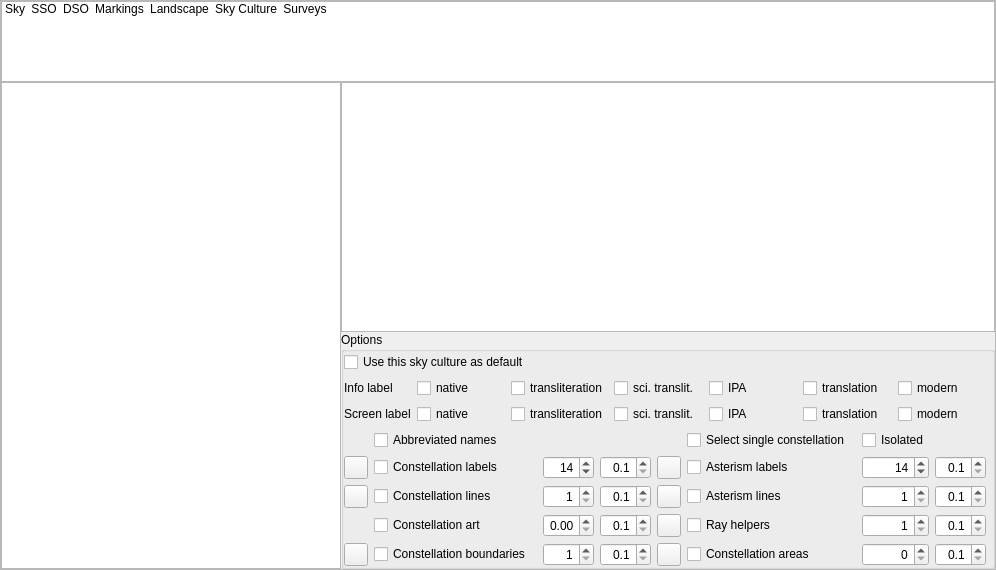
First picture: the form in src/gui/viewDialog.ui, repository Stellarium/stellarium, before the edit.
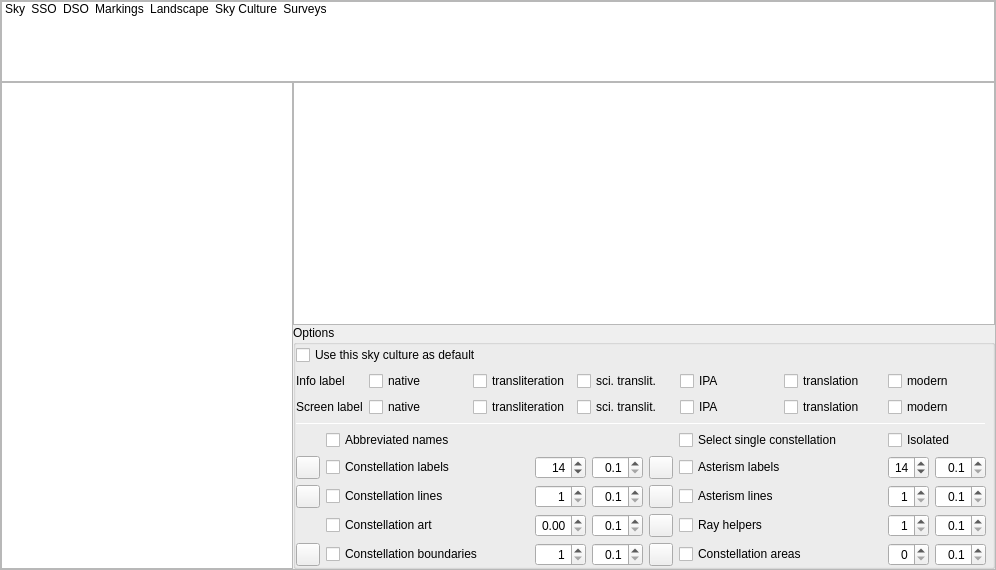
Second picture: the form after the edit. The open tabs and pages were chosen to show the change. Icons and pictures are not drawn. Custom widgets are drawn as their Qt base class.

What changed in the file:
```diff
--- a/src/gui/viewDialog.ui
+++ b/src/gui/viewDialog.ui
@@ -4748,7 +4748,7 @@
                <item>
                 <widget class="QCheckBox" name="landscapeLabelsCheckBox">
                  <property name="sizePolicy">
-                  <sizepolicy hsizetype="Maximum" vsizetype="Fixed">
+                  <sizepolicy hsizetype="Expanding" vsizetype="Fixed">
                    <horstretch>0</horstretch>
                    <verstretch>0</verstretch>
                   </sizepolicy>
@@ -4758,19 +4758,6 @@
                  </property>
                 </widget>
                </item>
-               <item>
-                <spacer name="horizontalSpacer_9">
-                 <property name="orientation">
-                  <enum>Qt::Horizontal</enum>
-                 </property>
-                 <property name="sizeHint" stdset="0">
-                  <size>
-                   <width>40</width>
-                   <height>20</height>
-                  </size>
-                 </property>
-                </spacer>
-               </item>
                <item>
                 <widget class="QSpinBox" name="landscapeLabelsFontSizeSpinBox">
                  <property name="toolTip">
@@ -5166,8 +5153,105 @@
              </item>
              <item row="6" column="0" rowspan="2">
               <layout class="QGridLayout" name="skyCultureGridLayout">
-               <item row="4" column="8">
-                <widget class="QSpinBox" name="rayHelperThicknessSpinBox">
+               <item row="4" column="10">
+                <widget class="QSpinBox" name="constellationHullsThicknessSpinBox">
+                 <property name="toolTip">
+                  <string>Thickness of line in pixels</string>
+                 </property>
+                 <property name="alignment">
+                  <set>Qt::AlignRight|Qt::AlignTrailing|Qt::AlignVCenter</set>
+                 </property>
+                </widget>
+               </item>
+               <item row="0" column="7" colspan="2">
+                <widget class="QCheckBox" name="selectSingleConstellationCheckBox">
+                 <property name="sizePolicy">
+                  <sizepolicy hsizetype="MinimumExpanding" vsizetype="Fixed">
+                   <horstretch>0</horstretch>
+                   <verstretch>0</verstretch>
+                  </sizepolicy>
+                 </property>
+                 <property name="toolTip">
+                  <string>Click on star to show its constellation</string>
+                 </property>
+                 <property name="text">
+                  <string>Select single constellation</string>
+                 </property>
+                </widget>
+               </item>
+               <item row="1" column="5">
+                <widget class="QDoubleSpinBox" name="namesFadeDurationDoubleSpinBox">
+                 <property name="toolTip">
+                  <string>Fading duration for screen labels of constellations</string>
+                 </property>
+                 <property name="alignment">
+                  <set>Qt::AlignRight|Qt::AlignTrailing|Qt::AlignVCenter</set>
+                 </property>
+                 <property name="decimals">
+                  <number>1</number>
+                 </property>
+                 <property name="minimum">
+                  <double>0.100000000000000</double>
+                 </property>
+                 <property name="maximum">
+                  <double>10.000000000000000</double>
+                 </property>
+                 <property name="singleStep">
+                  <double>0.100000000000000</double>
+                 </property>
+                </widget>
+               </item>
+               <item row="2" column="0">
+                <widget class="ColorButton" name="colorConstellationLines">
+                 <property name="toolTip">
+                  <string>Color of constellation lines</string>
+                 </property>
+                </widget>
+               </item>
+               <item row="1" column="11">
+                <widget class="QDoubleSpinBox" name="asterismNamesFadeDurationDoubleSpinBox">
+                 <property name="toolTip">
+                  <string>Fading duration for screen labels of asterisms </string>
+                 </property>
+                 <property name="alignment">
+                  <set>Qt::AlignRight|Qt::AlignTrailing|Qt::AlignVCenter</set>
+                 </property>
+                 <property name="decimals">
+                  <number>1</number>
+                 </property>
+                 <property name="minimum">
+                  <double>0.100000000000000</double>
+                 </property>
+                 <property name="maximum">
+                  <double>10.000000000000000</double>
+                 </property>
+                 <property name="singleStep">
+                  <double>0.100000000000000</double>
+                 </property>
+                </widget>
+               </item>
+               <item row="2" column="6">
+                <widget class="ColorButton" name="colorAsterismLines">
+                 <property name="toolTip">
+                  <string>Color of asterism lines</string>
+                 </property>
+                </widget>
+               </item>
+               <item row="3" column="1" colspan="2">
+                <widget class="QCheckBox" name="showConstellationArtCheckBox">
+                 <property name="sizePolicy">
+                  <sizepolicy hsizetype="MinimumExpanding" vsizetype="Fixed">
+                   <horstretch>0</horstretch>
+                   <verstretch>0</verstretch>
+                  </sizepolicy>
+                 </property>
+                 <property name="text">
+                  <string>Constellation art</string>
+                 </property>
+                </widget>
+               </item>
+               <item row="2" column="4">
+                <widget class="QSpinBox" name="constellationLineThicknessSpinBox">
                  <property name="toolTip">
                   <string>Thickness of line in pixels</string>
                  </property>
@@ -5182,20 +5266,7 @@
                  </property>
                 </widget>
                </item>
-               <item row="2" column="1" colspan="2">
-                <widget class="QCheckBox" name="showConstellationLabelsCheckBox">
-                 <property name="sizePolicy">
-                  <sizepolicy hsizetype="MinimumExpanding" vsizetype="Fixed">
-                   <horstretch>0</horstretch>
-                   <verstretch>0</verstretch>
-                  </sizepolicy>
-                 </property>
-                 <property name="text">
-                  <string>Constellation labels</string>
-                 </property>
-                </widget>
-               </item>
-               <item row="4" column="9">
+               <item row="3" column="11">
                 <widget class="QDoubleSpinBox" name="rayHelpersFadeDurationDoubleSpinBox">
                  <property name="toolTip">
                   <string>Fading duration for lines of ray helpers</string>
@@ -5217,85 +5288,158 @@
                  </property>
                 </widget>
                </item>
-               <item row="4" column="6" colspan="2">
-                <widget class="QCheckBox" name="showRayHelpersCheckBox">
-                 <property name="sizePolicy">
-                  <sizepolicy hsizetype="MinimumExpanding" vsizetype="Fixed">
-                   <horstretch>0</horstretch>
-                   <verstretch>0</verstretch>
-                  </sizepolicy>
+               <item row="2" column="10">
+                <widget class="QSpinBox" name="asterismLineThicknessSpinBox">
+                 <property name="toolTip">
+                  <string>Thickness of line in pixels</string>
                  </property>
-                 <property name="text">
-                  <string>Ray helpers</string>
+                 <property name="alignment">
+                  <set>Qt::AlignRight|Qt::AlignTrailing|Qt::AlignVCenter</set>
                  </property>
+                 <property name="minimum">
+                  <number>1</number>
+                 </property>
+                 <property name="maximum">
+                  <number>5</number>
+                 </property>
                 </widget>
                </item>
-               <item row="2" column="0">
+               <item row="1" column="4">
+                <widget class="QSpinBox" name="constellationsFontSizeSpinBox">
+                 <property name="toolTip">
+                  <string>Constellations font size</string>
+                 </property>
+                 <property name="alignment">
+                  <set>Qt::AlignRight|Qt::AlignTrailing|Qt::AlignVCenter</set>
+                 </property>
+                 <property name="minimum">
+                  <number>8</number>
+                 </property>
+                 <property name="maximum">
+                  <number>40</number>
+                 </property>
+                 <property name="value">
+                  <number>14</number>
+                 </property>
+                </widget>
+               </item>
+               <item row="3" column="5">
+                <widget class="QDoubleSpinBox" name="artFadeDurationDoubleSpinBox">
+                 <property name="toolTip">
+                  <string>Fading duration for artwork of constellations </string>
+                 </property>
+                 <property name="alignment">
+                  <set>Qt::AlignRight|Qt::AlignTrailing|Qt::AlignVCenter</set>
+                 </property>
+                 <property name="decimals">
+                  <number>1</number>
+                 </property>
+                 <property name="minimum">
+                  <double>0.100000000000000</double>
+                 </property>
+                 <property name="maximum">
+                  <double>10.000000000000000</double>
+                 </property>
+                 <property name="singleStep">
+                  <double>0.100000000000000</double>
+                 </property>
+                </widget>
+               </item>
+               <item row="4" column="4">
+                <widget class="QSpinBox" name="constellationBoundariesThicknessSpinBox">
+                 <property name="toolTip">
+                  <string>Thickness of line in pixels</string>
+                 </property>
+                 <property name="alignment">
+                  <set>Qt::AlignRight|Qt::AlignTrailing|Qt::AlignVCenter</set>
+                 </property>
+                 <property name="minimum">
+                  <number>1</number>
+                 </property>
+                 <property name="maximum">
+                  <number>5</number>
+                 </property>
+                </widget>
+               </item>
+               <item row="4" column="11">
+                <widget class="QDoubleSpinBox" name="constellationHullsFadeDurationDoubleSpinBox">
+                 <property name="toolTip">
+                  <string>Fading duration for area limits of constellations</string>
+                 </property>
+                 <property name="alignment">
+                  <set>Qt::AlignRight|Qt::AlignTrailing|Qt::AlignVCenter</set>
+                 </property>
+                 <property name="decimals">
+                  <number>1</number>
+                 </property>
+                 <property name="minimum">
+                  <double>0.100000000000000</double>
+                 </property>
+                 <property name="maximum">
+                  <double>10.000000000000000</double>
+                 </property>
+                 <property name="singleStep">
+                  <double>0.100000000000000</double>
+                 </property>
+                 <property name="value">
+                  <double>0.100000000000000</double>
+                 </property>
+                </widget>
+               </item>
+               <item row="1" column="0">
                 <widget class="ColorButton" name="colorConstellationLabels">
                  <property name="toolTip">
                   <string>Color of constellation names</string>
                  </property>
                 </widget>
                </item>
-               <item row="3" column="9">
-                <widget class="QDoubleSpinBox" name="asterismLinesFadeDurationDoubleSpinBox">
+               <item row="1" column="10">
+                <widget class="QSpinBox" name="asterismsFontSizeSpinBox">
                  <property name="toolTip">
-                  <string>Fading duration for lines of asterisms</string>
+                  <string>Asterisms font size</string>
                  </property>
                  <property name="alignment">
                   <set>Qt::AlignRight|Qt::AlignTrailing|Qt::AlignVCenter</set>
                  </property>
-                 <property name="decimals">
-                  <number>1</number>
-                 </property>
                  <property name="minimum">
-                  <double>0.100000000000000</double>
+                  <number>8</number>
                  </property>
                  <property name="maximum">
-                  <double>10.000000000000000</double>
+                  <number>40</number>
                  </property>
-                 <property name="singleStep">
-                  <double>0.100000000000000</double>
+                 <property name="value">
+                  <number>14</number>
                  </property>
                 </widget>
                </item>
-               <item row="3" column="6" colspan="2">
-                <widget class="QCheckBox" name="showAsterismLinesCheckBox">
-                 <property name="sizePolicy">
-                  <sizepolicy hsizetype="MinimumExpanding" vsizetype="Fixed">
-                   <horstretch>0</horstretch>
-                   <verstretch>0</verstretch>
-                  </sizepolicy>
+               <item row="3" column="6">
+                <widget class="ColorButton" name="colorRayHelpers">
+                 <property name="toolTip">
+                  <string>Color of ray helpers</string>
                  </property>
-                 <property name="text">
-                  <string>Asterism lines</string>
-                 </property>
                 </widget>
                </item>
-               <item row="2" column="5">
+               <item row="1" column="6">
                 <widget class="ColorButton" name="colorAsterismLabels">
                  <property name="toolTip">
                   <string>Color of asterism names</string>
                  </property>
                 </widget>
                </item>
-               <item row="3" column="8">
-                <widget class="QSpinBox" name="asterismLineThicknessSpinBox">
-                 <property name="toolTip">
-                  <string>Thickness of line in pixels</string>
+               <item row="3" column="7" colspan="2">
+                <widget class="QCheckBox" name="showRayHelpersCheckBox">
+                 <property name="sizePolicy">
+                  <sizepolicy hsizetype="MinimumExpanding" vsizetype="Fixed">
+                   <horstretch>0</horstretch>
+                   <verstretch>0</verstretch>
+                  </sizepolicy>
                  </property>
-                 <property name="alignment">
-                  <set>Qt::AlignRight|Qt::AlignTrailing|Qt::AlignVCenter</set>
-                 </property>
-                 <property name="minimum">
-                  <number>1</number>
-                 </property>
-                 <property name="maximum">
-                  <number>5</number>
+                 <property name="text">
+                  <string>Ray helpers</string>
                  </property>
                 </widget>
                </item>
-               <item row="3" column="1" colspan="2">
+               <item row="2" column="1" colspan="2">
                 <widget class="QCheckBox" name="showConstellationLinesCheckBox">
                  <property name="sizePolicy">
                   <sizepolicy hsizetype="MinimumExpanding" vsizetype="Fixed">
@@ -5308,43 +5452,10 @@
                  </property>
                 </widget>
                </item>
-               <item row="3" column="5">
-                <widget class="ColorButton" name="colorAsterismLines">
+               <item row="4" column="5">
+                <widget class="QDoubleSpinBox" name="boundariesFadeDurationDoubleSpinBox">
                  <property name="toolTip">
-                  <string>Color of asterism lines</string>
-                 </property>
-                </widget>
-               </item>
-               <item row="2" column="3">
-                <widget class="QSpinBox" name="constellationsFontSizeSpinBox">
-                 <property name="toolTip">
-                  <string>Constellations font size</string>
-                 </property>
-                 <property name="alignment">
-                  <set>Qt::AlignRight|Qt::AlignTrailing|Qt::AlignVCenter</set>
-                 </property>
-                 <property name="minimum">
-                  <number>8</number>
-                 </property>
-                 <property name="maximum">
-                  <number>40</number>
-                 </property>
-                 <property name="value">
-                  <number>14</number>
-                 </property>
-                </widget>
-               </item>
-               <item row="3" column="0">
-                <widget class="ColorButton" name="colorConstellationLines">
-                 <property name="toolTip">
-                  <string>Color of constellation lines</string>
-                 </property>
-                </widget>
-               </item>
-               <item row="3" column="4">
-                <widget class="QDoubleSpinBox" name="linesFadeDurationDoubleSpinBox">
-                 <property name="toolTip">
-                  <string>Fading duration for lines of constellations</string>
+                  <string>Fading duration for boundaries of constellations</string>
                  </property>
                  <property name="alignment">
                   <set>Qt::AlignRight|Qt::AlignTrailing|Qt::AlignVCenter</set>
@@ -5363,7 +5474,7 @@
                  </property>
                 </widget>
                </item>
-               <item row="2" column="6" colspan="2">
+               <item row="1" column="7" colspan="2">
                 <widget class="QCheckBox" name="showAsterismLabelsCheckBox">
                  <property name="sizePolicy">
                   <sizepolicy hsizetype="MinimumExpanding" vsizetype="Fixed">
@@ -5376,78 +5487,8 @@
                  </property>
                 </widget>
                </item>
-               <item row="2" column="9">
-                <widget class="QDoubleSpinBox" name="asterismNamesFadeDurationDoubleSpinBox">
-                 <property name="toolTip">
-                  <string>Fading duration for screen labels of asterisms </string>
-                 </property>
-                 <property name="alignment">
-                  <set>Qt::AlignRight|Qt::AlignTrailing|Qt::AlignVCenter</set>
-                 </property>
-                 <property name="decimals">
-                  <number>1</number>
-                 </property>
-                 <property name="minimum">
-                  <double>0.100000000000000</double>
-                 </property>
-                 <property name="maximum">
-                  <double>10.000000000000000</double>
-                 </property>
-                 <property name="singleStep">
-                  <double>0.100000000000000</double>
-                 </property>
-                </widget>
-               </item>
-               <item row="2" column="8">
-                <widget class="QSpinBox" name="asterismsFontSizeSpinBox">
-                 <property name="toolTip">
-                  <string>Asterisms font size</string>
-                 </property>
-                 <property name="alignment">
-                  <set>Qt::AlignRight|Qt::AlignTrailing|Qt::AlignVCenter</set>
-                 </property>
-                 <property name="minimum">
-                  <number>8</number>
-                 </property>
-                 <property name="maximum">
-                  <number>40</number>
-                 </property>
-                 <property name="value">
-                  <number>14</number>
-                 </property>
-                </widget>
-               </item>
-               <item row="4" column="5">
-                <widget class="ColorButton" name="colorRayHelpers">
-                 <property name="toolTip">
-                  <string>Color of ray helpers</string>
-                 </property>
-                </widget>
-               </item>
-               <item row="2" column="4">
-                <widget class="QDoubleSpinBox" name="namesFadeDurationDoubleSpinBox">
-                 <property name="toolTip">
-                  <string>Fading duration for screen labels of constellations</string>
-                 </property>
-                 <property name="alignment">
-                  <set>Qt::AlignRight|Qt::AlignTrailing|Qt::AlignVCenter</set>
-                 </property>
-                 <property name="decimals">
-                  <number>1</number>
-                 </property>
-                 <property name="minimum">
-                  <double>0.100000000000000</double>
-                 </property>
-                 <property name="maximum">
-                  <double>10.000000000000000</double>
-                 </property>
-                 <property name="singleStep">
-                  <double>0.100000000000000</double>
-                 </property>
-                </widget>
-               </item>
-               <item row="3" column="3">
-                <widget class="QSpinBox" name="constellationLineThicknessSpinBox">
+               <item row="3" column="10">
+                <widget class="QSpinBox" name="rayHelperThicknessSpinBox">
                  <property name="toolTip">
                   <string>Thickness of line in pixels</string>
                  </property>
@@ -5462,34 +5503,7 @@
                  </property>
                 </widget>
                </item>
-               <item row="1" column="1">
-                <widget class="QCheckBox" name="abbreviatedNamesCheckBox">
-                 <property name="text">
-                  <string>Abbreviated names</string>
-                 </property>
-                </widget>
-               </item>
-               <item row="1" column="6">
-                <widget class="QCheckBox" name="selectSingleConstellationCheckBox">
-                 <property name="toolTip">
-                  <string>Click on star to show its constellation</string>
-                 </property>
-                 <property name="text">
-                  <string>Select single constellation</string>
-                 </property>
-                </widget>
-               </item>
-               <item row="1" column="8">
-                <widget class="QCheckBox" name="constellationPickCheckBox">
-                 <property name="toolTip">
-                  <string>Only one at a time</string>
-                 </property>
-                 <property name="text">
-                  <string>Isolated</string>
-                 </property>
-                </widget>
-               </item>
-               <item row="5" column="1">
+               <item row="4" column="1" colspan="2">
                 <widget class="QCheckBox" name="showConstellationBoundariesCheckBox">
                  <property name="sizePolicy">
                   <sizepolicy hsizetype="MinimumExpanding" vsizetype="Fixed">
@@ -5505,65 +5519,98 @@
                  </property>
                 </widget>
                </item>
-               <item row="4" column="1">
-                <widget class="QCheckBox" name="showConstellationArtCheckBox">
-                 <property name="sizePolicy">
-                  <sizepolicy hsizetype="MinimumExpanding" vsizetype="Fixed">
-                   <horstretch>0</horstretch>
-                   <verstretch>0</verstretch>
-                  </sizepolicy>
-                 </property>
-                 <property name="text">
-                  <string>Constellation art</string>
-                 </property>
-                </widget>
-               </item>
-               <item row="5" column="3">
-                <widget class="QSpinBox" name="constellationBoundariesThicknessSpinBox">
-                 <property name="toolTip">
-                  <string>Thickness of line in pixels</string>
-                 </property>
-                 <property name="alignment">
-                  <set>Qt::AlignRight|Qt::AlignTrailing|Qt::AlignVCenter</set>
-                 </property>
-                 <property name="minimum">
-                  <number>1</number>
-                 </property>
-                 <property name="maximum">
-                  <number>5</number>
-                 </property>
-                </widget>
-               </item>
-               <item row="5" column="4">
-                <widget class="QDoubleSpinBox" name="boundariesFadeDurationDoubleSpinBox">
-                 <property name="toolTip">
-                  <string>Fading duration for boundaries of constellations</string>
-                 </property>
-                 <property name="alignment">
-                  <set>Qt::AlignRight|Qt::AlignTrailing|Qt::AlignVCenter</set>
-                 </property>
-                 <property name="decimals">
-                  <number>1</number>
-                 </property>
-                 <property name="minimum">
-                  <double>0.100000000000000</double>
-                 </property>
-                 <property name="maximum">
-                  <double>10.000000000000000</double>
-                 </property>
-                 <property name="singleStep">
-                  <double>0.100000000000000</double>
-                 </property>
-                </widget>
-               </item>
-               <item row="5" column="0">
+               <item row="4" column="0">
                 <widget class="ColorButton" name="colorConstellationBoundaries">
                  <property name="toolTip">
                   <string>Color of constellation boundaries</string>
                  </property>
                 </widget>
                </item>
+               <item row="4" column="6">
+                <widget class="ColorButton" name="constellationHullsColorButton">
+                 <property name="toolTip">
+                  <string>Color of constellation area (convex hull) boundaries</string>
+                 </property>
+                 <property name="text">
+                  <string/>
+                 </property>
+                </widget>
+               </item>
                <item row="4" column="3">
+                <spacer name="horizontalSpacer_9">
+                 <property name="orientation">
+                  <enum>Qt::Horizontal</enum>
+                 </property>
+                 <property name="sizeHint" stdset="0">
+                  <size>
+                   <width>40</width>
+                   <height>20</height>
+                  </size>
+                 </property>
+                </spacer>
+               </item>
+               <item row="0" column="10" colspan="2">
+                <widget class="QCheckBox" name="constellationPickCheckBox">
+                 <property name="toolTip">
+                  <string>Only one at a time</string>
+                 </property>
+                 <property name="text">
+                  <string>Isolated</string>
+                 </property>
+                </widget>
+               </item>
+               <item row="0" column="1" colspan="5">
+                <widget class="QCheckBox" name="abbreviatedNamesCheckBox">
+                 <property name="sizePolicy">
+                  <sizepolicy hsizetype="MinimumExpanding" vsizetype="Fixed">
+                   <horstretch>0</horstretch>
+                   <verstretch>0</verstretch>
+                  </sizepolicy>
+                 </property>
+                 <property name="text">
+                  <string>Abbreviated names</string>
+                 </property>
+                </widget>
+               </item>
+               <item row="2" column="11">
+                <widget class="QDoubleSpinBox" name="asterismLinesFadeDurationDoubleSpinBox">
+                 <property name="toolTip">
+                  <string>Fading duration for lines of asterisms</string>
+                 </property>
+                 <property name="alignment">
+                  <set>Qt::AlignRight|Qt::AlignTrailing|Qt::AlignVCenter</set>
+                 </property>
+                 <property name="decimals">
+                  <number>1</number>
+                 </property>
+                 <property name="minimum">
+                  <double>0.100000000000000</double>
+                 </property>
+                 <property name="maximum">
+                  <double>10.000000000000000</double>
+                 </property>
+                 <property name="singleStep">
+                  <double>0.100000000000000</double>
+                 </property>
+                </widget>
+               </item>
+               <item row="4" column="7" colspan="2">
+                <widget class="QCheckBox" name="constellationHullsCheckBox">
+                 <property name="sizePolicy">
+                  <sizepolicy hsizetype="MinimumExpanding" vsizetype="Fixed">
+                   <horstretch>0</horstretch>
+                   <verstretch>0</verstretch>
+                  </sizepolicy>
+                 </property>
+                 <property name="toolTip">
+                  <string>Show areas (convex hulls) of constellations</string>
+                 </property>
+                 <property name="text">
+                  <string>Constellation areas</string>
+                 </property>
+                </widget>
+               </item>
+               <item row="3" column="4">
                 <widget class="QDoubleSpinBox" name="constellationArtBrightnessSpinBox">
                  <property name="toolTip">
                   <string>Brightness for constellation art</string>
@@ -5579,56 +5626,40 @@
                  </property>
                 </widget>
                </item>
-               <item row="4" column="4">
-                <widget class="QDoubleSpinBox" name="artFadeDurationDoubleSpinBox">
-                 <property name="toolTip">
-                  <string>Fading duration for artwork of constellations </string>
+               <item row="2" column="7" colspan="2">
+                <widget class="QCheckBox" name="showAsterismLinesCheckBox">
+                 <property name="sizePolicy">
+                  <sizepolicy hsizetype="MinimumExpanding" vsizetype="Fixed">
+                   <horstretch>0</horstretch>
+                   <verstretch>0</verstretch>
+                  </sizepolicy>
                  </property>
-                 <property name="alignment">
-                  <set>Qt::AlignRight|Qt::AlignTrailing|Qt::AlignVCenter</set>
+                 <property name="text">
+                  <string>Asterism lines</string>
                  </property>
-                 <property name="decimals">
-                  <number>1</number>
-                 </property>
-                 <property name="minimum">
-                  <double>0.100000000000000</double>
-                 </property>
-                 <property name="maximum">
-                  <double>10.000000000000000</double>
-                 </property>
-                 <property name="singleStep">
-                  <double>0.100000000000000</double>
-                 </property>
                 </widget>
                </item>
-               <item row="5" column="6">
-                <widget class="QCheckBox" name="constellationHullsCheckBox">
-                 <property name="toolTip">
-                  <string>Show areas (convex hulls) of constellations</string>
+               <item row="1" column="1" colspan="2">
+                <widget class="QCheckBox" name="showConstellationLabelsCheckBox">
+                 <property name="sizePolicy">
+                  <sizepolicy hsizetype="MinimumExpanding" vsizetype="Fixed">
+                   <horstretch>0</horstretch>
+                   <verstretch>0</verstretch>
+                  </sizepolicy>
                  </property>
                  <property name="text">
-                  <string>Constellation areas</string>
+                  <string>Constellation labels</string>
                  </property>
                 </widget>
                </item>
-               <item row="5" column="8">
-                <widget class="QSpinBox" name="constellationHullsThicknessSpinBox">
+               <item row="2" column="5">
+                <widget class="QDoubleSpinBox" name="linesFadeDurationDoubleSpinBox">
                  <property name="toolTip">
-                  <string>Thickness of line in pixels</string>
+                  <string>Fading duration for lines of constellations</string>
                  </property>
                  <property name="alignment">
                   <set>Qt::AlignRight|Qt::AlignTrailing|Qt::AlignVCenter</set>
                  </property>
-                </widget>
-               </item>
-               <item row="5" column="9">
-                <widget class="QDoubleSpinBox" name="constellationHullsFadeDurationDoubleSpinBox">
-                 <property name="toolTip">
-                  <string>Fading duration for area limits of constellations</string>
-                 </property>
-                 <property name="alignment">
-                  <set>Qt::AlignRight|Qt::AlignTrailing|Qt::AlignVCenter</set>
-                 </property>
                  <property name="decimals">
                   <number>1</number>
                  </property>
@@ -5641,23 +5672,42 @@
                  <property name="singleStep">
                   <double>0.100000000000000</double>
                  </property>
-                 <property name="value">
-                  <double>0.100000000000000</double>
-                 </property>
                 </widget>
                </item>
-               <item row="5" column="5">
-                <widget class="ColorButton" name="constellationHullsColorButton">
-                 <property name="toolTip">
-                  <string>Color of constellation area (convex hull) boundaries</string>
+               <item row="4" column="9">
+                <spacer name="horizontalSpacer_10">
+                 <property name="orientation">
+                  <enum>Qt::Horizontal</enum>
                  </property>
-                 <property name="text">
-                  <string/>
+                 <property name="sizeHint" stdset="0">
+                  <size>
+                   <width>40</width>
+                   <height>20</height>
+                  </size>
                  </property>
-                </widget>
+                </spacer>
                </item>
               </layout>
              </item>
+             <item row="4" column="0">
+              <widget class="Line" name="line_2">
+               <property name="minimumSize">
+                <size>
+                 <width>0</width>
+                 <height>1</height>
+                </size>
+               </property>
+               <property name="maximumSize">
+                <size>
+                 <width>16777215</width>
+                 <height>1</height>
+                </size>
+               </property>
+               <property name="orientation">
+                <enum>Qt::Horizontal</enum>
+               </property>
+              </widget>
+             </item>
             </layout>
            </widget>
           </item>
```
Left out of the diff: 1 changed line with no effect on the pictures.
